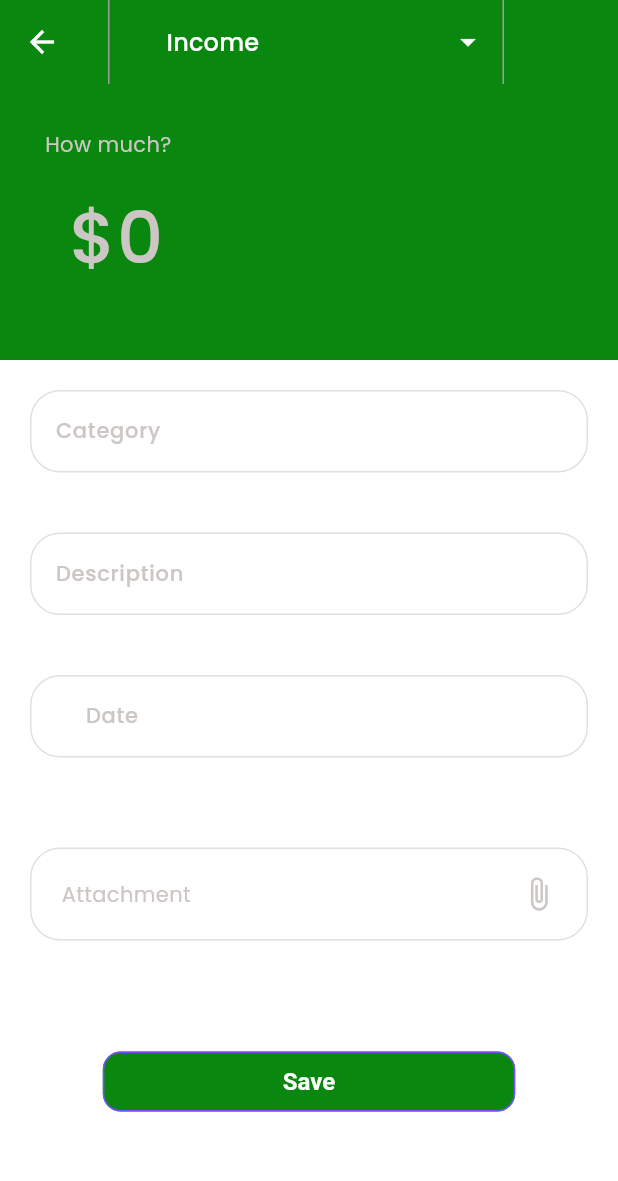
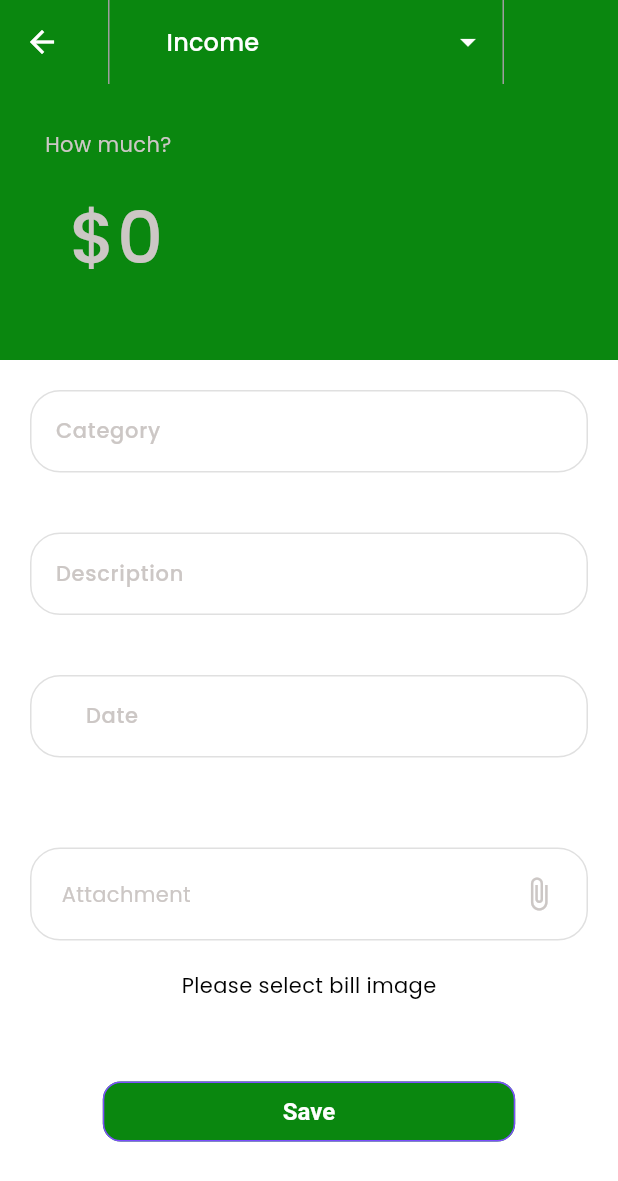
Before and after one commit to nguyenvan1804/Expense-Management-App, a Flutter app: the AddInconme screen opened directly, after a tap on "Attachment", on a phone screen of 412 x 824 dp. Shown: the top 1181 px of the screen. Run offline on Flutter 3.47's test engine with Material 3 defaults, Android fonts, the phone set to English and light mode, and no system bars; our stand-ins replace cached_network_image, cloud_firestore, connectivity_plus, firebase_auth, firebase_core, firebase_storage and 14 more; missing offline and left inert: dart:ffi; accounts and stored records are empty; project files that could hold a hidden picture were left out.

Commit message:
add and upload image

```diff
--- a/lib/screens_home/Add_income.dart
+++ b/lib/screens_home/Add_income.dart
@@ -7,6 +7,7 @@ import 'package:image_picker/image_picker.dart';
 import 'package:intl/intl.dart';
 import 'package:login_signup_project/Widget/bottom_sheet.dart';
 import 'package:login_signup_project/common/widgets/images/t_circular_images.dart';
+import 'package:login_signup_project/data/repositories/transaction_repository.dart';
 import 'package:login_signup_project/features/Controller/transaction_controller.dart';
 import 'package:login_signup_project/features/model/transaction_model.dart';
 import 'package:login_signup_project/screens_home/home_expense_body.dart';
@@ -31,7 +32,6 @@ class AddInconme extends StatefulWidget {
 }
 
 class _AddInconmeState extends State<AddInconme> {
-  File? _selectedImage;
 
   String selectedItem = 'Income';
   final IncomeController incomeController = Get.put(IncomeController());
@@ -66,6 +66,9 @@ class _AddInconmeState extends State<AddInconme> {
     }
   }
 
+  final transactionRepository = Get.put(TransactionRepository());
+  Rx<TransactionModel> transaction = TransactionModel.empty().obs;
+
   Future<void> _selectAttachment(BuildContext context) async {
     final picker = ImagePicker();
     final pickedFile = await picker.pickImage(source: ImageSource.gallery);
@@ -74,6 +77,14 @@ class _AddInconmeState extends State<AddInconme> {
         setState(() {
           attachment = File(pickedFile.path);
         });
+        final imageUrl = await transactionRepository.uploadAttachment('Attachmentt/Images', pickedFile);
+
+        // Update User Image Record
+        Map<String, dynamic> json = {'attachment': imageUrl};
+        await transactionRepository.updateSingleField(json);
+        transaction.value.attachment = imageUrl;
+        transaction.refresh();
+
       } else {
         print("Invalid image path: ${pickedFile.path}");
       }
@@ -402,6 +413,18 @@ class _AddInconmeState extends State<AddInconme> {
                         ),
                       ),
                     ),
+                    attachment != null
+                      ? Container(
+                        constraints: const BoxConstraints(
+                          maxWidth: 500.0, // Đặt giới hạn chiều rộng tối đa
+                          maxHeight: 500.0, // Đặt giới hạn chiều cao tối đa
+                        ),
+                        child: Image.file(
+                          attachment!,
+                          fit: BoxFit.contain, // Điều chỉnh hình ảnh để nằm gọn trong Container
+                        ),
+                      )
+                        : const Text('Please select bill image'),
                     const SizedBox(height: 50),
                     ElevatedButton(
                       onPressed: () {
--- a/lib/screens_home/home_expense_body.dart
+++ b/lib/screens_home/home_expense_body.dart
@@ -489,9 +489,9 @@ class HomeBody extends StatelessWidget {
                             shrinkWrap: true,
                             //max item is 2
                             itemCount:
-                                incomeController.allTransaction.length > 2
-                                    ? 2
-                                    : incomeController.allTransaction.length,
+                                // incomeController.allTransaction.length > 2
+                                //     ? 2 :
+                                incomeController.allTransaction.length,
                             itemBuilder: (context, index) {
                               TransactionModel income =
                                   incomeController.allTransaction[index];
--- a/lib/utils/constants/image_strings.dart
+++ b/lib/utils/constants/image_strings.dart
@@ -23,4 +23,6 @@ class TImages {
   //Lotties
   static const String successfullyRegisterAnimation = "assets/lotties/Animation_success.json";
   static const String docerAnimation = "assets/lotties/Animation_docer.json";
+
+  static const String attachment = "assets/images/attachment.png";
 }
```
Also changed, not shown: lib/data/repositories/transaction_repository.dart (+19 -0 lines), lib/features/Controller/transaction_controller.dart (+6 -7 lines), lib/features/detail_transaction/detail_transaction.dart (+23 -5 lines).
